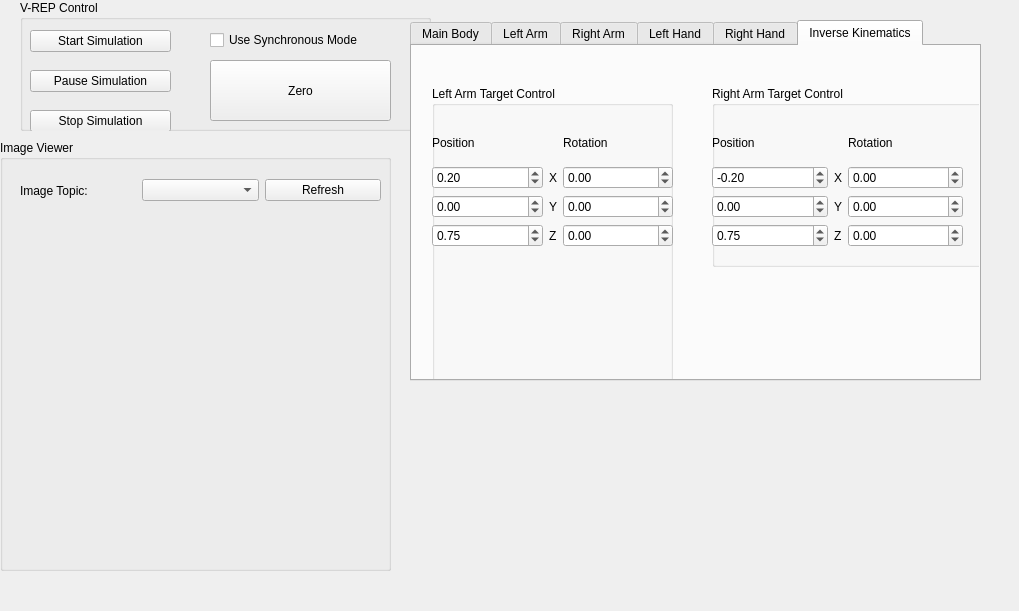
Before: the Qt Designer form src/my_plugin.ui in Rayckey/XR1_vrep_ros, drawn with Qt 5.
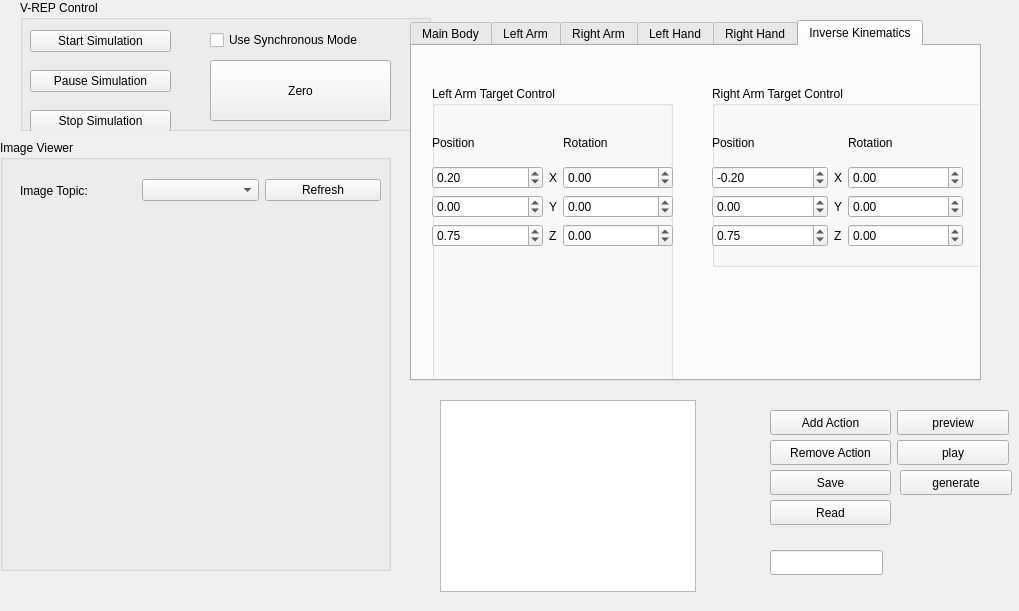
After: the same form once the commit is applied. Custom widgets are drawn as their Qt base class.

Commit message: add by lzj

The edit to the form file:
```diff
--- a/src/my_plugin.ui
+++ b/src/my_plugin.ui
@@ -2106,17 +2106,117 @@
     </layout>
    </widget>
   </widget>
-  <zorder>groupBox_2</zorder>
-  <zorder>groupBox</zorder>
-  <zorder>groupBox_7</zorder>
-  <zorder>InertiaParaQuery</zorder>
-  <zorder>Generate_Configuration</zorder>
-  <zorder>Collect_Current</zorder>
-  <zorder>Save_Current</zorder>
-  <zorder>Dance_Button</zorder>
-  <zorder>image_frame</zorder>
-  <zorder>tabWidget</zorder>
-  <zorder>groupBox_5</zorder>
+  <widget class="QPushButton" name="addAction">
+   <property name="geometry">
+    <rect>
+     <x>770</x>
+     <y>410</y>
+     <width>121</width>
+     <height>25</height>
+    </rect>
+   </property>
+   <property name="text">
+    <string>Add Action</string>
+   </property>
+  </widget>
+  <widget class="QPushButton" name="removeAction">
+   <property name="geometry">
+    <rect>
+     <x>770</x>
+     <y>440</y>
+     <width>121</width>
+     <height>25</height>
+    </rect>
+   </property>
+   <property name="text">
+    <string>Remove Action</string>
+   </property>
+  </widget>
+  <widget class="QLineEdit" name="lineEdit">
+   <property name="geometry">
+    <rect>
+     <x>770</x>
+     <y>550</y>
+     <width>113</width>
+     <height>25</height>
+    </rect>
+   </property>
+  </widget>
+  <widget class="QPushButton" name="saveAction">
+   <property name="geometry">
+    <rect>
+     <x>770</x>
+     <y>470</y>
+     <width>121</width>
+     <height>25</height>
+    </rect>
+   </property>
+   <property name="text">
+    <string>Save</string>
+   </property>
+  </widget>
+  <widget class="QPushButton" name="readAction">
+   <property name="geometry">
+    <rect>
+     <x>770</x>
+     <y>500</y>
+     <width>121</width>
+     <height>25</height>
+    </rect>
+   </property>
+   <property name="text">
+    <string>Read</string>
+   </property>
+  </widget>
+  <widget class="QPushButton" name="play">
+   <property name="geometry">
+    <rect>
+     <x>897</x>
+     <y>440</y>
+     <width>112</width>
+     <height>25</height>
+    </rect>
+   </property>
+   <property name="text">
+    <string>play</string>
+   </property>
+  </widget>
+  <widget class="QPushButton" name="preview">
+   <property name="geometry">
+    <rect>
+     <x>897</x>
+     <y>410</y>
+     <width>112</width>
+     <height>25</height>
+    </rect>
+   </property>
+   <property name="text">
+    <string>preview</string>
+   </property>
+  </widget>
+  <widget class="QListWidget" name="actionList">
+   <property name="geometry">
+    <rect>
+     <x>440</x>
+     <y>400</y>
+     <width>256</width>
+     <height>192</height>
+    </rect>
+   </property>
+  </widget>
+  <widget class="QPushButton" name="generate">
+   <property name="geometry">
+    <rect>
+     <x>900</x>
+     <y>470</y>
+     <width>112</width>
+     <height>25</height>
+    </rect>
+   </property>
+   <property name="text">
+    <string>generate</string>
+   </property>
+  </widget>
  </widget>
  <customwidgets>
   <customwidget>
```
Left out of the diff: 6 changed lines with no effect on the pictures. The commit also changes 2 other files.
